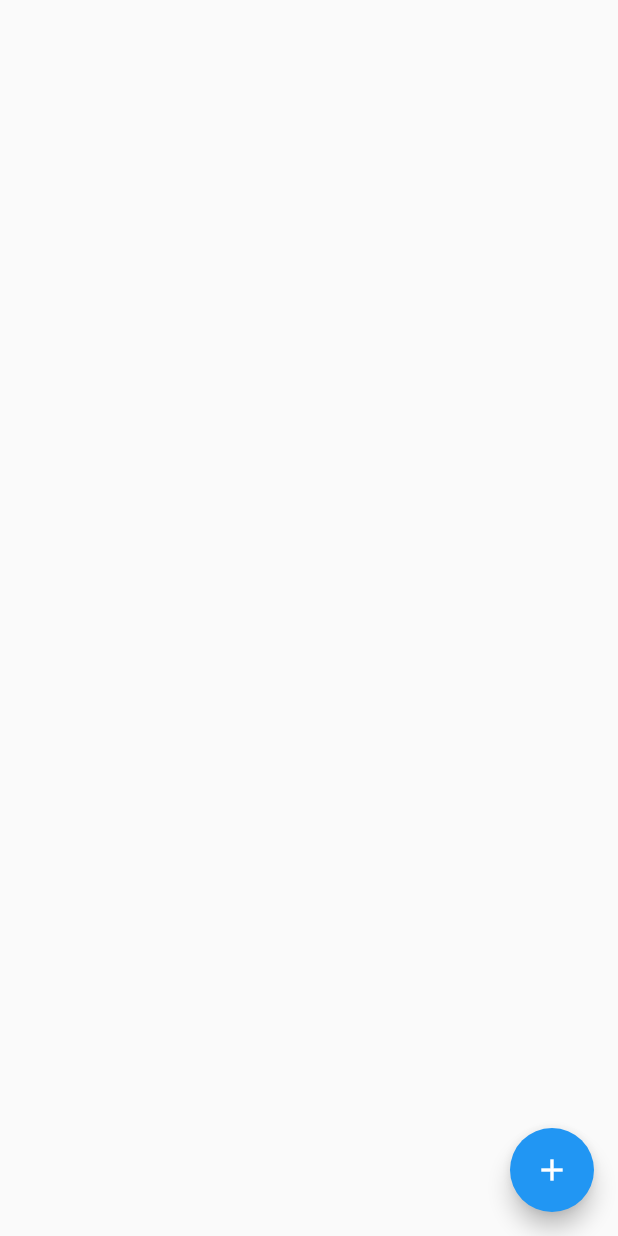
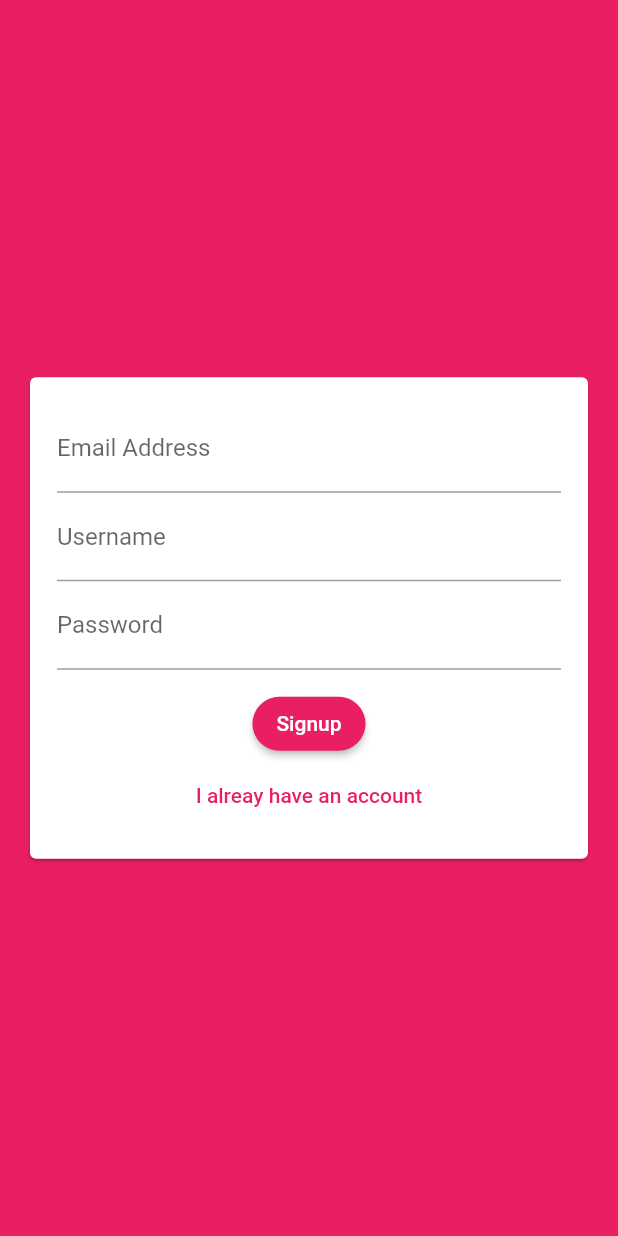
Before and after one commit to Blue-Cheesecake/ChatApp-Flutter, a Flutter app: the screen it shows after launch, on a phone screen of 412 x 824 dp. Run offline on Flutter 3.47's test engine with Material 2 defaults, Android fonts, the phone set to English and light mode, and no system bars; our stand-ins replace cloud_firestore, firebase_core; accounts and stored records are empty.

Commit message:
feat: auth screen

```diff
--- a/lib/main.dart
+++ b/lib/main.dart
@@ -1,5 +1,5 @@
 import 'package:chatapp/firebase_options.dart';
-import 'package:chatapp/screens/chat/chat_screen.dart';
+import 'package:chatapp/screens/auth/auth_screen.dart';
 import 'package:firebase_core/firebase_core.dart';
 import 'package:flutter/material.dart';
 
@@ -16,7 +16,14 @@ class Main extends StatelessWidget {
   Widget build(BuildContext context) {
     return MaterialApp(
       title: 'Material App',
-      home: ChatScreen(),
+      theme: ThemeData(
+        primaryColor: Colors.pink,
+        colorScheme:
+            ColorScheme.fromSwatch(primarySwatch: Colors.pink).copyWith(
+          secondary: Colors.deepPurple,
+        ),
+      ),
+      home: AuthScreen(),
     );
   }
 }
--- a/lib/screens/auth/auth_screen.dart
+++ b/lib/screens/auth/auth_screen.dart
@@ -1,10 +1,33 @@
+import 'package:chatapp/screens/auth/widgets/auth_form.dart';
 import 'package:flutter/material.dart';
 
-class AuthScreen extends StatelessWidget {
+class AuthScreen extends StatefulWidget {
   const AuthScreen({Key? key}) : super(key: key);
 
   @override
+  State<AuthScreen> createState() => _AuthScreenState();
+}
+
+class _AuthScreenState extends State<AuthScreen> {
+  void _submitForm(
+    String email,
+    String username,
+    String password,
+    bool loginMode,
+  ) {
+    print("From callback");
+    print(email);
+    print(username);
+    print(password);
+  }
+
+  @override
   Widget build(BuildContext context) {
-    return const Placeholder();
+    return Scaffold(
+      backgroundColor: Theme.of(context).primaryColor,
+      body: SafeArea(
+        child: AuthForm(callback: _submitForm),
+      ),
+    );
   }
 }
--- /dev/null
+++ b/lib/screens/auth/widgets/auth_form.dart
@@ -0,0 +1,146 @@
+import 'package:flutter/material.dart';
+
+class AuthForm extends StatefulWidget {
+  const AuthForm({Key? key, required this.callback}) : super(key: key);
+
+  final Function(
+    String email,
+    String username,
+    String password,
+    bool loginMode,
+  ) callback;
+
+  @override
+  State<AuthForm> createState() => _AuthFormState();
+}
+
+class _AuthFormState extends State<AuthForm> {
+  final _formKey = GlobalKey<FormState>();
+  var _userEmail = "";
+  var _userUsername = "";
+  var _userPassword = "";
+
+  var _loginMode = false;
+
+  // TextController
+  final _userCtr = TextEditingController();
+  final _passwordCtr = TextEditingController();
+
+  void _trySubmit() {
+    bool isValid = _formKey.currentState!.validate();
+
+    // Remove the displaying keyboard
+    FocusScope.of(context).unfocus();
+
+    if (isValid) {
+      // Save method will trigger in FormField in onsaved attribute
+      _formKey.currentState?.save();
+
+      widget.callback(
+        _userEmail,
+        _userUsername,
+        _userPassword,
+        _loginMode,
+      );
+    }
+  }
+
+  @override
+  Widget build(BuildContext context) {
+    return Center(
+      child: Card(
+        margin: const EdgeInsets.all(20),
+        child: SingleChildScrollView(
+          padding: const EdgeInsets.all(18),
+          child: Form(
+            key: _formKey,
+            child: Column(
+              mainAxisSize: MainAxisSize.min,
+              children: [
+                /// Email
+                ///
+                if (!_loginMode)
+                  TextFormField(
+                    validator: (value) {
+                      if (value!.isEmpty || !value.contains('@')) {
+                        return "Please enter a valid email address.";
+                      }
+                      return null;
+                    },
+                    keyboardType: TextInputType.emailAddress,
+                    decoration: InputDecoration(
+                      labelText: "Email Address",
+                    ),
+                    onSaved: (newValue) {
+                      _userEmail = newValue ?? "";
+                    },
+                  ),
+
+                // Username
+                TextFormField(
+                  controller: _userCtr,
+                  validator: (value) {
+                    if (value!.isEmpty) {
+                      return "Username can't be empty";
+                    }
+                    return null;
+                  },
+                  decoration: InputDecoration(
+                    labelText: "Username",
+                  ),
+                  onSaved: (newValue) {
+                    _userUsername = newValue ?? "";
+                  },
+                ),
+
+                // Password
+                TextFormField(
+                  controller: _passwordCtr,
+                  validator: (value) {
+                    if (value!.isEmpty && value.length < 7) {
+                      return "Password must be at least 7 character.";
+                    }
+                    return null;
+                  },
+                  obscureText: true,
+                  decoration: InputDecoration(
+                    labelText: "Password",
+                  ),
+                  onSaved: (newValue) {
+                    _userPassword = newValue ?? "";
+                  },
+                ),
+
+                const SizedBox(height: 12),
+
+                ElevatedButton(
+                  onPressed: _trySubmit,
+                  child: Text(_loginMode ? "Login" : "Signup"),
+                  style: ElevatedButton.styleFrom(
+                    shape: RoundedRectangleBorder(
+                      borderRadius: BorderRadius.circular(20),
+                    ),
+                  ),
+                ),
+                TextButton(
+                  onPressed: () {
+                    setState(() {
+                      _loginMode = !_loginMode;
+
+                      FocusScope.of(context).unfocus();
+                      _userCtr.text = "";
+                      _passwordCtr.text = "";
+                    });
+                  },
+                  child: Text(_loginMode
+                      ? "Create new account"
+                      : "I alreay have an account"),
+                ),
+              ],
+            ),
+          ),
+        ),
+      ),
+    );
+  }
+}
```
